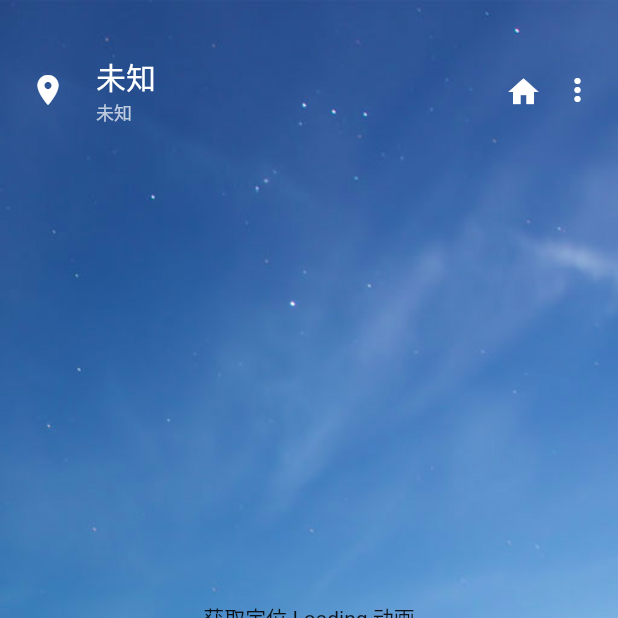
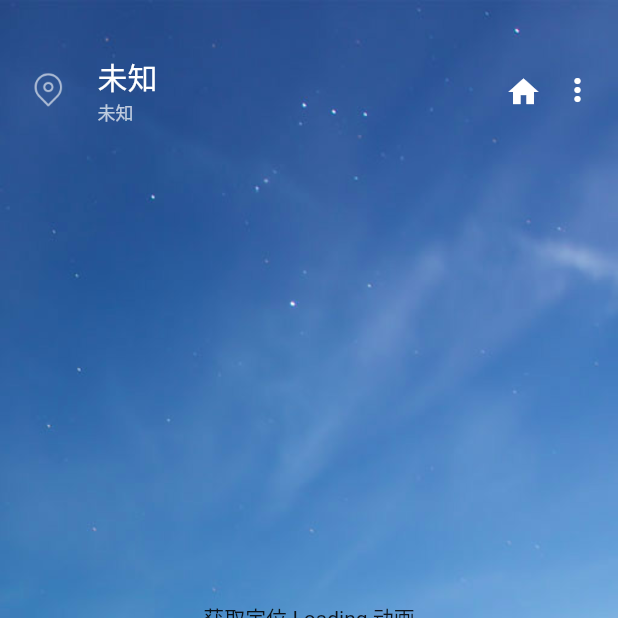
Before and after one commit to gaozongy/CoolWeather, a Flutter app: the screen it shows after launch, on a phone screen of 412 x 824 dp, the top half of it. Run offline on Flutter 3.47's test engine with Material 2 defaults, Android fonts, the phone set to English and light mode, and no system bars; our stand-ins replace shared_preferences; missing offline and left inert: amap_location; generated files the repository leaves out were written again.

Commit message:
修改定位图标

```diff
--- a/lib/bean/focus_county_list_bean.dart
+++ b/lib/bean/focus_county_list_bean.dart
@@ -11,7 +11,7 @@ class FocusCountyListBean {
   factory FocusCountyListBean.fromJson(Map<String, dynamic> json) =>
       _$FocusCountyListBeanFromJson(json);
 
-  Map<String, List<County>> toJson() => _$FocusCountyListBeanToJson(this);
+  Map<String, dynamic> toJson() => _$FocusCountyListBeanToJson(this);
 }
 
 @JsonSerializable()
--- a/lib/weather_detail.dart
+++ b/lib/weather_detail.dart
@@ -27,7 +27,8 @@ class _MainLayoutState extends State<WeatherDetail> {
 
   PageController _pageController = new PageController();
 
-  bool location = false;
+  /// 是否已取得定位
+  bool position = false;
 
   @override
   void initState() {
@@ -60,15 +61,15 @@ class _MainLayoutState extends State<WeatherDetail> {
     if (result) {
       AMapLocation aMapLocation = await AMapLocationClient.getLocation(true);
       setState(() {
-        location = true;
+        position = true;
         List<County> list = List();
 
-        County c = new County(aMapLocation.POIName, aMapLocation.latitude,
-            aMapLocation.longitude);
-        list.add(c);
+        County posCounty = new County(aMapLocation.district,
+            aMapLocation.latitude, aMapLocation.longitude);
+        list.add(posCounty);
 
         if (currentPage == 0) {
-          county = c;
+          county = posCounty;
         }
         countyList.replaceRange(0, 1, list);
       });
@@ -107,7 +108,7 @@ class _MainLayoutState extends State<WeatherDetail> {
       body: Container(
           child: Stack(
             children: <Widget>[
-              location
+              position
                   ? Padding(
                       padding: EdgeInsets.only(top: 80),
                       child: PageView.builder(
@@ -145,10 +146,16 @@ class _MainLayoutState extends State<WeatherDetail> {
             mainAxisAlignment: MainAxisAlignment.center,
             crossAxisAlignment: CrossAxisAlignment.center,
             children: <Widget>[
-              Padding(
-                padding: EdgeInsets.only(left: 20),
-                child: new Icon(Icons.location_on, color: Colors.white),
-              ),
+              currentPage == 0
+                  ? Padding(
+                      padding: EdgeInsets.only(left: 20),
+                      child: Image(
+                        image: AssetImage("image/position.png"),
+                        width: 25,
+                        color: Colors.white60,
+                      ),
+                    )
+                  : Container(),
               Padding(
                 padding: EdgeInsets.only(left: 20),
                 child: Column(
--- a/pubspec.yaml
+++ b/pubspec.yaml
@@ -40,3 +40,4 @@ flutter:
     - image/cl_light_rain.png
     - image/cl_nosun.png
     - image/cl_rain.png
+    - image/position.png
```
Also changed, not shown: lib/select_county.dart (+4 -4 lines), image/position.png (added).
